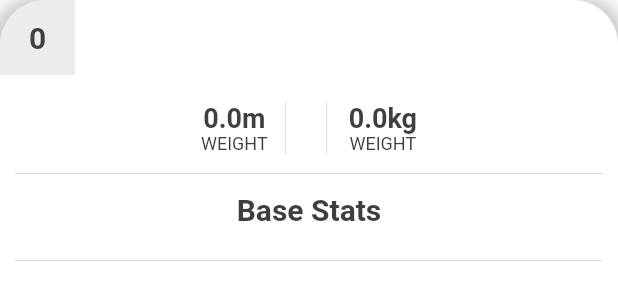
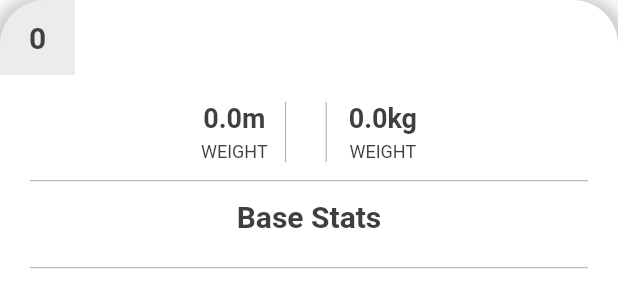
Before and after one commit to SinirliJapon/Pokedex, a Flutter app: the PokemonDetailsStack widget shown alone on an empty page, opened directly with empty values, on a phone screen of 412 x 824 dp. Shown: the top 308 px of the screen. Run offline on Flutter 3.47's test engine with Material 2 defaults, Android fonts, the phone set to English and light mode, and no system bars; our stand-ins replace flutter_bloc, flutter_svg, percent_indicator, transparent_image; network calls fail.

Commit message:
[Feature] - UI changed

```diff
--- a/lib/screens/pokemon_details_screen/components/pokemon_details_stack.dart
+++ b/lib/screens/pokemon_details_screen/components/pokemon_details_stack.dart
@@ -22,10 +22,11 @@ class PokemonDetailsStack extends StatelessWidget {
 
   Padding divider() {
     return const Padding(
-      padding: EdgeInsets.all(10.0),
+      padding:
+          EdgeInsets.only(top: 10.0, bottom: 10.0, left: 20.0, right: 20.0),
       child: Divider(
         height: 5,
-        thickness: 0.2,
+        thickness: 0.5,
         color: AppColors.dividerGrey,
       ),
     );
@@ -49,13 +50,13 @@ class PokemonDetailsStack extends StatelessWidget {
                     PokemonHeight(details: details),
                     const VerticalDivider(
                       width: 24,
-                      thickness: 0.2,
+                      thickness: 0.5,
                       color: AppColors.dividerGrey,
                     ),
                     PokemonTypes(details: details),
                     const VerticalDivider(
                       width: 30,
-                      thickness: 0.2,
+                      thickness: 0.5,
                       color: AppColors.dividerGrey,
                     ),
                     PokemonWeight(details: details),
--- a/lib/screens/pokemon_details_screen/properties/pokemon_height.dart
+++ b/lib/screens/pokemon_details_screen/properties/pokemon_height.dart
@@ -28,6 +28,7 @@ class PokemonHeight extends StatelessWidget {
             color: AppColors.fontGrey,
           ),
         ),
+        const SizedBox(height: 5),
         const Text(
           'WEIGHT',
           style: TextStyle(
--- a/lib/screens/pokemon_details_screen/properties/pokemon_weight.dart
+++ b/lib/screens/pokemon_details_screen/properties/pokemon_weight.dart
@@ -24,6 +24,7 @@ class PokemonWeight extends StatelessWidget {
             color: AppColors.fontGrey,
           ),
         ),
+        const SizedBox(height: 5),
         const Text(
           'WEIGHT',
           style: TextStyle(
```
Also changed, not shown: lib/screens/pokedex_screen/components/pokedex_app_bar.dart (added, +27 -0 lines), lib/screens/pokedex_screen/pokedex_view.dart (+2 -13 lines).
